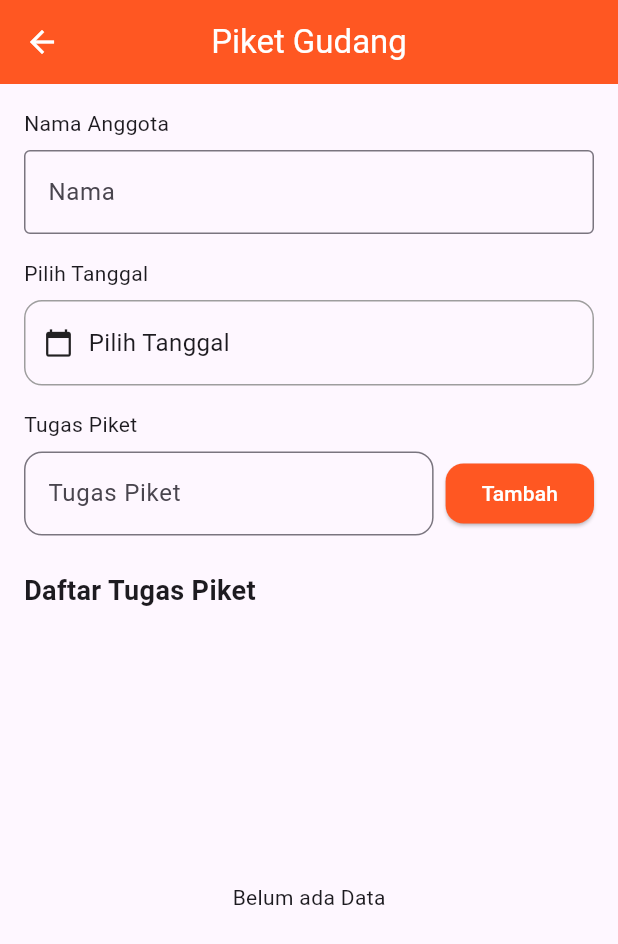
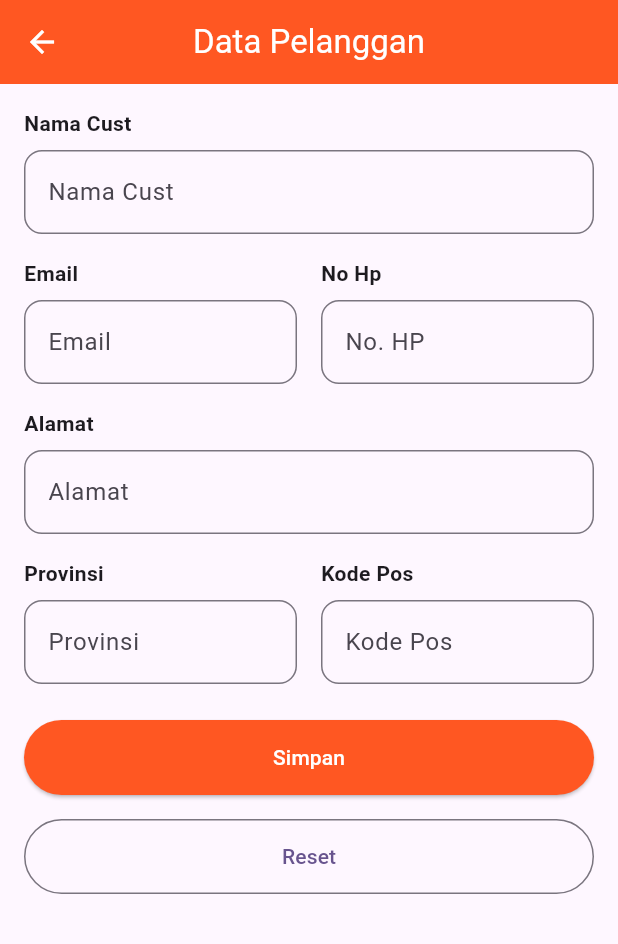
Before and after one commit to MusthafaLuthfi76/20220140201_UCP1Flutter, a Flutter app: the screen it shows after launch, on a phone screen of 412 x 824 dp. Shown: the top 944 px of the screen. Run offline on Flutter 3.47's test engine with Material 3 defaults, Android fonts, the phone set to English and light mode, and no system bars.

Commit message:
Membuat halaman form pelanggan

```diff
--- /dev/null
+++ b/lib/DetailPelangganPage.dart
@@ -0,0 +1,25 @@
+import 'package:flutter/material.dart';
+
+class DetailPelangganPage extends StatelessWidget {
+  final String nama;
+  final String email;
+  final String noHp;
+  final String alamat;
+  final String provinsi;
+  final String kodePos;
+
+  const DetailPelangganPage({
+    super.key,
+    required this.nama,
+    required this.email,
+    required this.noHp,
+    required this.alamat,
+    required this.provinsi,
+    required this.kodePos,
+    });
+
+  @override
+  Widget build(BuildContext context) {
+    return Scaffold();
+  }
+}
--- /dev/null
+++ b/lib/PelangganPage.dart
@@ -0,0 +1,233 @@
+import 'package:_20220140201_ucp1flutter/DetailPelangganPage.dart';
+import 'package:flutter/material.dart';
+
+class PelangganPage extends StatefulWidget {
+  const PelangganPage({super.key});
+
+  @override
+  State<PelangganPage> createState() => _PelangganPageState();
+}
+
+class _PelangganPageState extends State<PelangganPage> {
+  final namaController = TextEditingController();
+  final emailController = TextEditingController();
+  final noHpController = TextEditingController();
+  final alamatController = TextEditingController();
+  final provinsiController = TextEditingController();
+  final kodePosController = TextEditingController();
+  final _formKey = GlobalKey<FormState>();
+
+  void _simpanDataPelanggan() {
+  if (_formKey.currentState!.validate()) {
+    Navigator.push(
+      context,
+      MaterialPageRoute(
+        builder: (context) => DetailPelangganPage(
+          nama: namaController.text,
+          email: emailController.text,
+          noHp: noHpController.text,
+          alamat: alamatController.text,
+          provinsi: provinsiController.text,
+          kodePos: kodePosController.text,
+        ),
+      ),
+    );
+  }
+}
+
+  @override
+  Widget build(BuildContext context) {
+    return Scaffold(
+      appBar: AppBar(
+        backgroundColor: Colors.deepOrange,
+        title: const Text('Data Pelanggan', style: TextStyle(color: Colors.white),),
+        leading: IconButton(
+          icon: const Icon(Icons.arrow_back, color: Colors.white,),
+          onPressed: () {
+            Navigator.pop(context);
+          },
+        ),
+        centerTitle: true,
+      ),
+      body: Padding(
+        padding: const EdgeInsets.all(16.0),
+        child: SingleChildScrollView(
+          child: Column(
+            crossAxisAlignment: CrossAxisAlignment.start,
+            children: [
+              const Text('Nama Cust', style: TextStyle(fontWeight: FontWeight.bold)),
+              const SizedBox(height: 8),
+              TextFormField(
+                controller: namaController,
+                decoration: const InputDecoration(
+                  border: OutlineInputBorder(
+                    borderRadius: BorderRadius.all(Radius.circular(12.0)),
+                  ),
+                  hintText: 'Nama Cust',
+                ),
+                validator: (value) {
+                    if (value == null || value.isEmpty) {
+                      return 'Nama harus diisi';
+                    }
+                    return null;
+                  },
+              ),
+              const SizedBox(height: 16),
+              Row(
+                children: [
+                  Expanded(
+                    child: Column(
+                      crossAxisAlignment: CrossAxisAlignment.start,
+                      children: [
+                        const Text('Email', style: TextStyle(fontWeight: FontWeight.bold)),
+                        const SizedBox(height: 8),
+                        TextFormField(
+                          controller: emailController,
+                          decoration: const InputDecoration(
+                            border: OutlineInputBorder(
+                              borderRadius: BorderRadius.all(Radius.circular(12.0)),
+                            ),
+                            hintText: 'Email',
+                          ),
+                          validator: (value) {
+                            if (value == null || value.isEmpty) {
+                              return 'Email harus diisi';
+                            }
+                            return null;
+                          },
+                        ),
+                      ],
+                    ),
+                  ),
+                  const SizedBox(width: 16),
+                  Expanded(
+                    child: Column(
+                      crossAxisAlignment: CrossAxisAlignment.start,
+                      children: [
+                        const Text('No Hp', style: TextStyle(fontWeight: FontWeight.bold)),
+                        const SizedBox(height: 8),
+                        TextFormField(
+                          controller: noHpController,
+                          decoration: const InputDecoration(
+                            border: OutlineInputBorder(
+                              borderRadius: BorderRadius.all(Radius.circular(12.0)),
+                            ),
+                            hintText: 'No. HP',
+                          ),
+                          validator: (value) {
+                            if (value == null || value.isEmpty) {
+                              return 'Nomor HP harus diisi';
+                            }
+                            return null;
+                          },
+                        ),
+                      ],
+                    ),
+                  ),
+                ],
+              ),
+              const SizedBox(height: 16),
+              const Text('Alamat', style: TextStyle(fontWeight: FontWeight.bold)),
+              const SizedBox(height: 8),
+              TextFormField(
+                controller: alamatController,
+                decoration: const InputDecoration(
+                  border: OutlineInputBorder(
+                    borderRadius: BorderRadius.all(Radius.circular(12.0)),
+                  ),
+                  hintText: 'Alamat',
+                ),
+                validator: (value) {
+                    if (value == null || value.isEmpty) {
+                      return 'Alamat harus diisi';
+                    }
+                    return null;
+                  },
+              ),
+              const SizedBox(height: 16),
+              Row(
+                children: [
+                  Expanded(
+                    child: Column(
+                      crossAxisAlignment: CrossAxisAlignment.start,
+                      children: [
+                        const Text('Provinsi', style: TextStyle(fontWeight: FontWeight.bold)),
+                        const SizedBox(height: 8),
+                        TextFormField(
+                          controller: provinsiController,
+                          decoration: const InputDecoration(
+                            border: OutlineInputBorder(
+                              borderRadius: BorderRadius.all(Radius.circular(12.0)),
+                            ),
+                            hintText: 'Provinsi',
+                          ),
+                          validator: (value) {
+                            if (value == null || value.isEmpty) {
+                              return 'Provinsi harus diisi';
+                            }
+                            return null;
+                          },
+                        ),
+                      ],
+                    ),
+                  ),
+                  const SizedBox(width: 16),
+                  Expanded(
+                    child: Column(
+                      crossAxisAlignment: CrossAxisAlignment.start,
+                      children: [
+                        const Text('Kode Pos', style: TextStyle(fontWeight: FontWeight.bold)),
+                        const SizedBox(height: 8),
+                        TextFormField(
+                          controller: kodePosController,
+                          decoration: const InputDecoration(
+                            border: OutlineInputBorder(
+                              borderRadius: BorderRadius.all(Radius.circular(12.0)),
+                            ),
+                            hintText: 'Kode Pos',
+                          ),
+                          validator: (value) {
+                            if (value == null || value.isEmpty) {
+                              return 'Kode Pos harus diisi';
+                            }
+                            return null;
+                          },
+
+                        ),
+                      ],
+                    ),
+                  ),
+                ],
+              ),
+              const SizedBox(height: 24),
+              ElevatedButton(
+                onPressed: _simpanDataPelanggan,
+                style: ElevatedButton.styleFrom(
+                  backgroundColor: Colors.deepOrange,
+                  foregroundColor: Colors.white,
+                  minimumSize: const Size(double.infinity, 50),
+                ),
+                child: const Text('Simpan'),
+              ),
+              const SizedBox(height: 16),
+              OutlinedButton(
+                onPressed: () {
+                    namaController.clear();
+                    emailController.clear();
+                    noHpController.clear();
+                    alamatController.clear();
+                    provinsiController.clear();
+                    kodePosController.clear();
+                },
+                style: OutlinedButton.styleFrom(
+                  minimumSize: const Size(double.infinity, 50),
+                ),
+                child: const Text('Reset'),
+              ),
+            ],
+          ),
+        ),
+      ),
+    );
+  }
+}
--- a/lib/main.dart
+++ b/lib/main.dart
@@ -1,6 +1,7 @@
 import 'package:_20220140201_ucp1flutter/Gudang.dart';
 import 'package:_20220140201_ucp1flutter/HomePage.dart';
 import 'package:_20220140201_ucp1flutter/LoginPage.dart';
+import 'package:_20220140201_ucp1flutter/PelangganPage.dart';
 import 'package:_20220140201_ucp1flutter/RegisterPage.dart';
 import 'package:flutter/material.dart';
 
@@ -19,7 +20,7 @@ class MyApp extends StatelessWidget {
       theme: ThemeData(
         colorScheme: ColorScheme.fromSeed(seedColor: Colors.deepPurple),
       ),
-      home: const Gudang(),
+      home: const PelangganPage(),
     );
   }
 }
```
